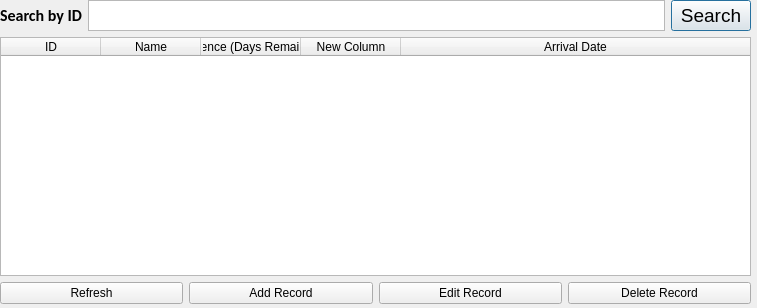
Above: table.ui from AmirQadir/PrisonManagementSystem before the change. Below: the same form after it.
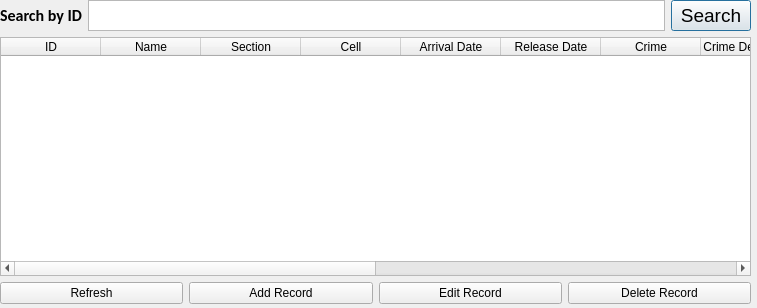
That is the form after the change.

```diff
--- a/table.ui
+++ b/table.ui
@@ -90,12 +90,12 @@
       </column>
       <column>
        <property name="text">
-        <string>Sentence (Days Remaining)</string>
+        <string>Section</string>
        </property>
       </column>
       <column>
        <property name="text">
-        <string>New Column</string>
+        <string>Cell</string>
        </property>
       </column>
       <column>
@@ -103,6 +103,51 @@
         <string>Arrival Date</string>
        </property>
       </column>
+      <column>
+       <property name="text">
+        <string>Release Date</string>
+       </property>
+      </column>
+      <column>
+       <property name="text">
+        <string>Crime</string>
+       </property>
+      </column>
+      <column>
+       <property name="text">
+        <string>Crime Description</string>
+       </property>
+      </column>
+      <column>
+       <property name="text">
+        <string>Sentence</string>
+       </property>
+      </column>
+      <column>
+       <property name="text">
+        <string>Medical Status</string>
+       </property>
+      </column>
+      <column>
+       <property name="text">
+        <string>Emergency Name</string>
+       </property>
+      </column>
+      <column>
+       <property name="text">
+        <string>New Column</string>
+       </property>
+      </column>
+      <column>
+       <property name="text">
+        <string>Emergency Contact</string>
+       </property>
+      </column>
+      <column>
+       <property name="text">
+        <string>Age</string>
+       </property>
+      </column>
      </widget>
     </item>
     <item>
```
